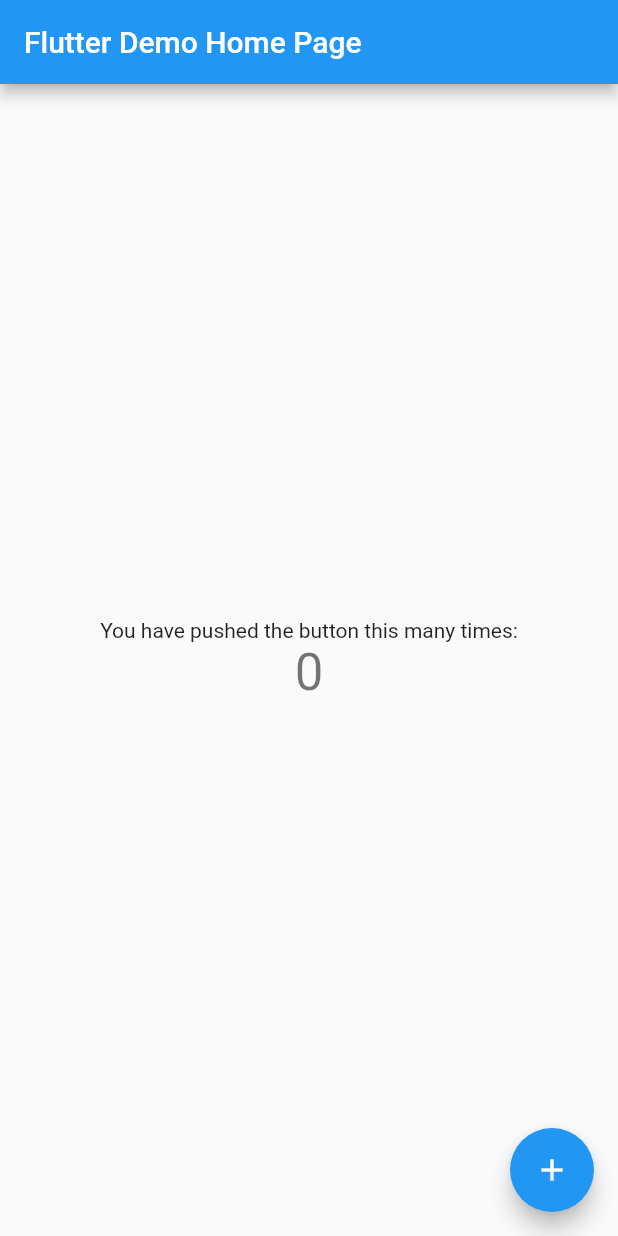
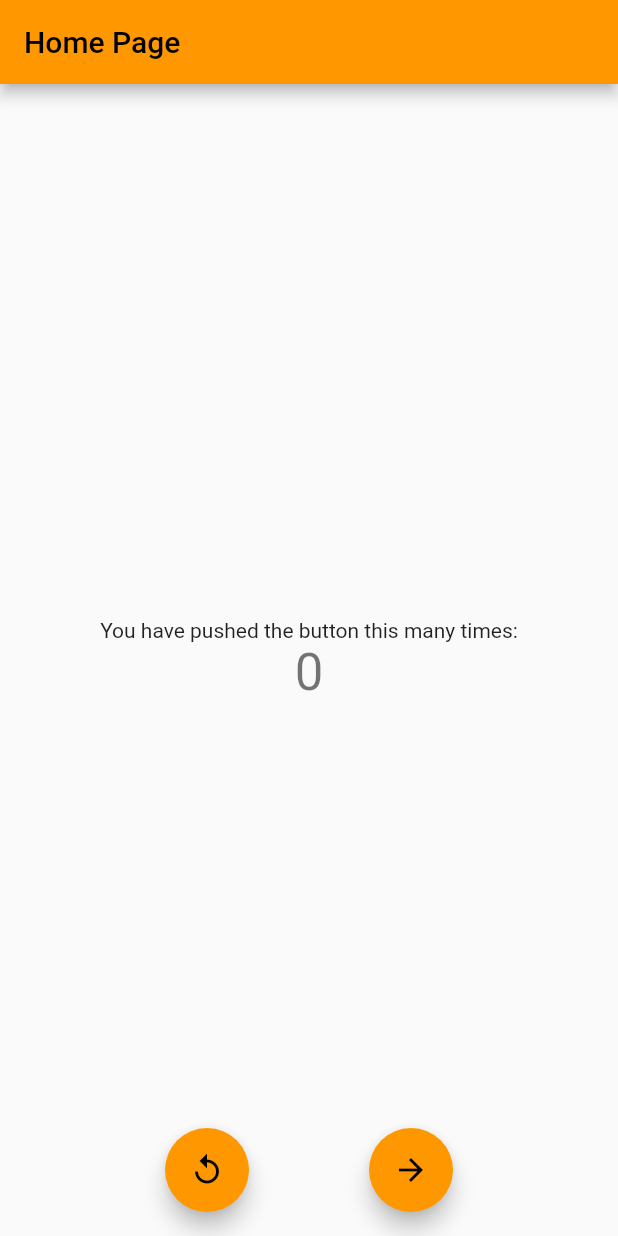
Before and after one commit to dianblinko/Android-App, a Flutter app: the screen it shows after launch, on a phone screen of 412 x 824 dp. Run offline on Flutter 3.47's test engine with Material 2 defaults, Android fonts, the phone set to English and light mode, and no system bars.

Commit message:
Добавил кнопки и оформление

```diff
--- a/lib/main.dart
+++ b/lib/main.dart
@@ -2,29 +2,27 @@ import 'package:flutter/material.dart';
 
 void main() {
   runApp(const MyApp());
+  // runApp(
+  //   Text(
+  //     'Helen',
+  //     textDirection:  TextDirection.ltr,
+  //     textAlign: TextAlign.center,
+  //   ),
+  // );
 }
 
 class MyApp extends StatelessWidget {
   const MyApp({Key? key}) : super(key: key);
 
-  // This widget is the root of your application.
+  // Основной видже приложения.
   @override
   Widget build(BuildContext context) {
     return MaterialApp(
-      title: 'Flutter Demo',
+      title: 'HomePage',
       theme: ThemeData(
-        // This is the theme of your application.
-        //
-        // Try running your application with "flutter run". You'll see the
-        // application has a blue toolbar. Then, without quitting the app, try
-        // changing the primarySwatch below to Colors.green and then invoke
-        // "hot reload" (press "r" in the console where you ran "flutter run",
-        // or simply save your changes to "hot reload" in a Flutter IDE).
-        // Notice that the counter didn't reset back to zero; the application
-        // is not restarted.
-        primarySwatch: Colors.blue,
+        primarySwatch: Colors.orange,
       ),
-      home: const MyHomePage(title: 'Flutter Demo Home Page'),
+      home: const MyHomePage(title: 'Home Page'),
     );
   }
 }
@@ -32,14 +30,14 @@ class MyApp extends StatelessWidget {
 class MyHomePage extends StatefulWidget {
   const MyHomePage({Key? key, required this.title}) : super(key: key);
 
-  // This widget is the home page of your application. It is stateful, meaning
-  // that it has a State object (defined below) that contains fields that affect
-  // how it looks.
+  // Этот виджет является домашней страницей вашего приложения. Это зависит от состояния, что означает
+  // что у него есть объект состояния (определенный ниже), который содержит поля, влияющие
+  // как это выглядит.
 
-  // This class is the configuration for the state. It holds the values (in this
-  // case the title) provided by the parent (in this case the App widget) and
-  // used by the build method of the State. Fields in a Widget subclass are
-  // always marked "final".
+  // Этот класс является конфигурацией для состояния. Он содержит значения (в этом
+  // регистр заголовка), предоставленный родителем (в данном случае виджетом приложения) и
+  // используется методом построения состояния. Поля в подклассе виджетов являются
+  // всегда помечается как "окончательный".
 
   final String title;
 
@@ -50,50 +48,59 @@ class MyHomePage extends StatefulWidget {
 class _MyHomePageState extends State<MyHomePage> {
   int _counter = 0;
 
+  void _decrementCounter(){
+    setState(() {
+      _counter--;
+    });
+  }
+
   void _incrementCounter() {
     setState(() {
-      // This call to setState tells the Flutter framework that something has
-      // changed in this State, which causes it to rerun the build method below
-      // so that the display can reflect the updated values. If we changed
-      // _counter without calling setState(), then the build method would not be
-      // called again, and so nothing would appear to happen.
+      // Этот вызов setState сообщает фреймворку Flutter, что в этом состоянии что-то
+      // изменилось, что заставляет его повторно запускать метод сборки ниже
+      // чтобы на дисплее отображались обновленные значения. Если бы мы изменили
+      // _counter без вызова setState(), тогда метод сборки не будет
+      // вызываться снова, и поэтому, похоже, ничего не произойдет.
       _counter++;
     });
+
+
   }
 
   @override
   Widget build(BuildContext context) {
-    // This method is rerun every time setState is called, for instance as done
-    // by the _incrementCounter method above.
+    // Этот метод запускается повторно при каждом вызове setState, например, как сделано
+    // с помощью метода _incrementCounter, описанного выше.
     //
-    // The Flutter framework has been optimized to make rerunning build methods
-    // fast, so that you can just rebuild anything that needs updating rather
-    // than having to individually change instances of widgets.
+    // // Фреймворк Flutter был оптимизирован для повторного запуска методов сборки
+    // быстро, так что вы можете просто перестроить все, что нуждается в обновлении, а
+    // чем необходимость индивидуально изменять экземпляры виджетов.
     return Scaffold(
       appBar: AppBar(
-        // Here we take the value from the MyHomePage object that was created by
-        // the App.build method, and use it to set our appbar title.
+        // Здесь мы берем значение из объекта MyHomePage, созданного методомppp
+        // App.build, и используем его для установки заголовка панели приложений.
         title: Text(widget.title),
       ),
       body: Center(
-        // Center is a layout widget. It takes a single child and positions it
-        // in the middle of the parent.
+        // Центр - это виджет макета. Он берет одного ребенка и позиционирует его
+        // в середине родителя.
         child: Column(
-          // Column is also a layout widget. It takes a list of children and
-          // arranges them vertically. By default, it sizes itself to fit its
-          // children horizontally, and tries to be as tall as its parent.
+          // Столбец также является виджетом макета. Он берет список дочерних элементов и
+          // упорядочивает их по вертикали. По умолчанию он настраивается в соответствии со своими
+          // дети горизонтально, и старается быть таким же высоким, как его родитель.
           //
-          // Invoke "debug painting" (press "p" in the console, choose the
-          // "Toggle Debug Paint" action from the Flutter Inspector in Android
-          // Studio, or the "Toggle Debug Paint" command in Visual Studio Code)
-          // to see the wireframe for each widget.
+          // // Вызовите "отладку рисования" (нажмите "p" в консоли, выберите действие
+          // "Переключить отладку рисования" в инспекторе Flutter в Android
+          // Studio или команда "Переключить отладочную краску" в коде Visual Studio)
+          // чтобы увидеть каркас для каждого виджета.
           //
-          // Column has various properties to control how it sizes itself and
-          // how it positions its children. Here we use mainAxisAlignment to
-          // center the children vertically; the main axis here is the vertical
-          // axis because Columns are vertical (the cross axis would be
-          // horizontal).
+          // Столбец имеет различные свойства, позволяющие управлять его размерами и
+          // расположением дочерних элементов. Здесь мы используем mainAxisAlignment для
+          // центрирования дочерних элементов по вертикали; основная ось здесь - вертикальная
+          // ось, потому что столбцы вертикальные (поперечная ось будет
+          // горизонтальной).
           mainAxisAlignment: MainAxisAlignment.center,
+          mainAxisSize: MainAxisSize.max,
           children: <Widget>[
             const Text(
               'You have pushed the button this many times:',
@@ -105,11 +112,32 @@ class _MyHomePageState extends State<MyHomePage> {
           ],
         ),
       ),
-      floatingActionButton: FloatingActionButton(
-        onPressed: _incrementCounter,
-        tooltip: 'Increment',
-        child: const Icon(Icons.add),
-      ), // This trailing comma makes auto-formatting nicer for build methods.
+      floatingActionButton: Row(
+          mainAxisAlignment: MainAxisAlignment.center,
+          // mainAxisSize: MainAxisSize.max,
+          children: [
+            FloatingActionButton(
+              child: Icon(
+                  Icons.replay
+              ),
+              onPressed: _decrementCounter,
+              heroTag: null,
+            ),
+            SizedBox(
+              height: 0,
+              width: 80,
+            ),
+            FloatingActionButton(
+              child: Icon(
+                  Icons.arrow_forward_outlined,
+              ),
+              onPressed: _incrementCounter,
+              heroTag: null,
+            )
+          ]
+      ),
+      floatingActionButtonLocation: FloatingActionButtonLocation.centerFloat,
+
     );
   }
 }
```
